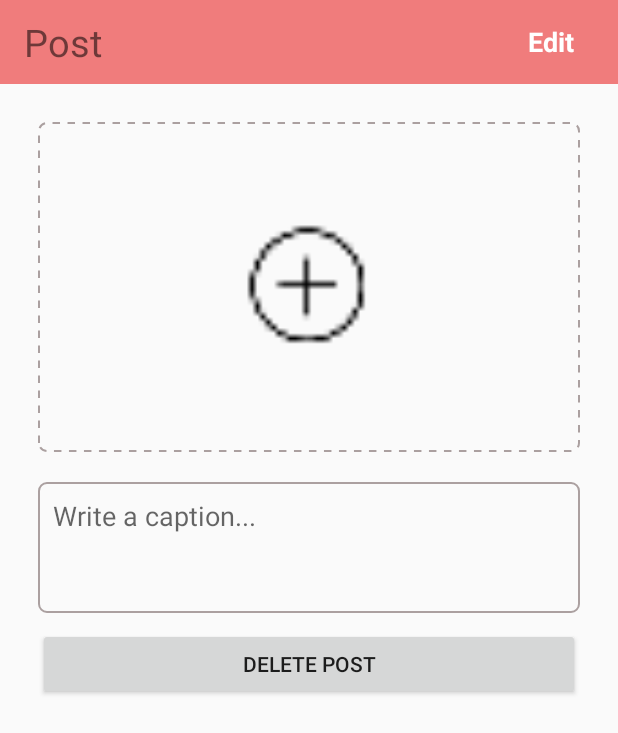
After one commit to 7daysnevermore/SeniorBeautician, an Android app: the layout activity_editgallery.xml on its own in the app's theme, with its tools: preview values and no code run, on a phone screen of 412 x 824 dp. The commit adds this screen. Shown: the top 733 px of the screen. Run offline under Robolectric (Android 15) with nearby library versions, the phone set to English and light mode, and no system bars.

Commit message:
Edit gall

```diff
--- a/BeautyBlinkBeautician/app/src/main/java/com/example/nunepc/beautyblinkbeautician/PostGallery.java
+++ b/BeautyBlinkBeautician/app/src/main/java/com/example/nunepc/beautyblinkbeautician/PostGallery.java
@@ -5,6 +5,7 @@ import android.content.Intent;
 import android.net.Uri;
 import android.os.Bundle;
 import android.provider.MediaStore;
+import android.provider.Settings;
 import android.support.v7.app.AlertDialog;
 import android.support.v7.app.AppCompatActivity;
 import android.support.v7.widget.Toolbar;
@@ -195,12 +196,15 @@ public class PostGallery extends AppCompatActivity {
 
                     String key = mGalleryRef.push().getKey();
 
+                    Long timestamp = System.currentTimeMillis() *-1;
+
                     final HashMap<String, Object> GalleryValues = new HashMap<>();
                     GalleryValues.put("image", dowloadUrl.toString());
                     GalleryValues.put("caption", post_caption);
                     GalleryValues.put("uid", uid);
                     GalleryValues.put("username", uname);
                     GalleryValues.put("propic", propic);
+                    GalleryValues.put("timestamp",timestamp);
 
 
                     Map<String,Object> childUpdate = new HashMap<>();
--- a/BeautyBlinkBeautician/app/src/main/java/com/example/nunepc/beautyblinkbeautician/model/GalleryViewHolder.java
+++ b/BeautyBlinkBeautician/app/src/main/java/com/example/nunepc/beautyblinkbeautician/model/GalleryViewHolder.java
@@ -24,7 +24,6 @@ public class GalleryViewHolder extends RecyclerView.ViewHolder  {
 
     public void setImage(Context context, String image){
         ImageView img = (ImageView)mview.findViewById(R.id.post_gall);
-
         Picasso.with(context).load(image).fit().centerCrop().into(img);
     }
 }
--- /dev/null
+++ b/BeautyBlinkBeautician/app/src/main/res/layout/activity_editgallery.xml
@@ -0,0 +1,81 @@
+<?xml version="1.0" encoding="utf-8"?>
+<LinearLayout xmlns:android="http://schemas.android.com/apk/res/android"
+    android:orientation="vertical" android:layout_width="match_parent"
+    android:layout_height="match_parent">
+
+    <android.support.v7.widget.Toolbar
+        android:id="@+id/toolbar"
+        android:layout_width="match_parent"
+        android:layout_height="?attr/actionBarSize"
+        android:background="?attr/colorPrimary"
+        android:titleTextColor="#1111"
+        android:layout_alignParentTop="true"
+        android:layout_alignParentStart="true">
+
+
+        <RelativeLayout
+            android:layout_width="match_parent"
+            android:layout_height="match_parent">
+
+            <TextView
+                android:layout_width="match_parent"
+                android:layout_height="match_parent"
+                android:text="Post"
+                android:gravity="center_vertical"
+                android:id="@+id/crpro"
+                android:textSize="25dp" />
+
+            <TextView
+                android:layout_width="60sp"
+                android:layout_height="match_parent"
+                android:textStyle="bold"
+                android:textColor="#FFFFFF"
+                android:paddingRight="10sp"
+                android:gravity="center_vertical"
+                android:layout_alignRight="@+id/crpro"
+                android:textSize="18sp"
+                android:text="Edit"
+                android:id="@+id/edit_gallery" />
+
+        </RelativeLayout>
+
+    </android.support.v7.widget.Toolbar>
+
+    <LinearLayout
+        android:layout_width="match_parent"
+        android:layout_height="wrap_content"
+        android:padding="25dp"
+        android:orientation="vertical">
+
+
+        <ImageView
+            android:layout_width="match_parent"
+            android:layout_height="220dp"
+            android:id="@+id/picpost"
+            android:src="@mipmap/add_200"
+            android:background="@drawable/add_picture"
+            android:scaleType="centerCrop"
+            android:adjustViewBounds="true" />
+
+        <EditText
+            android:layout_width="match_parent"
+            android:layout_height="wrap_content"
+            android:inputType="textMultiLine"
+            android:minLines="3"
+            android:gravity="left"
+            android:ems="10"
+            android:id="@+id/caption"
+            android:hint="Write a caption..."
+            android:layout_marginTop="20dp"
+            android:background="@drawable/input_outline"
+            android:padding="10dp" />
+
+        <Button
+            android:layout_marginTop="10dp"
+            android:layout_width="match_parent"
+            android:layout_height="wrap_content"
+            android:text="Delete post"/>
+
+    </LinearLayout>
+
+</LinearLayout>
```
Also changed, not shown: BeautyBlinkBeautician/app/src/main/java/com/example/nunepc/beautyblinkbeautician/fragment/GalleryFragment.java (+8 -1 lines), BeautyBlinkBeautician/app/src/main/java/com/example/nunepc/beautyblinkbeautician/model/DataGallery.java (+11 -1 lines), BeautyBlinkBeautician/app/src/main/res/layout/activity_showgallery.xml (added, +73 -0 lines).
